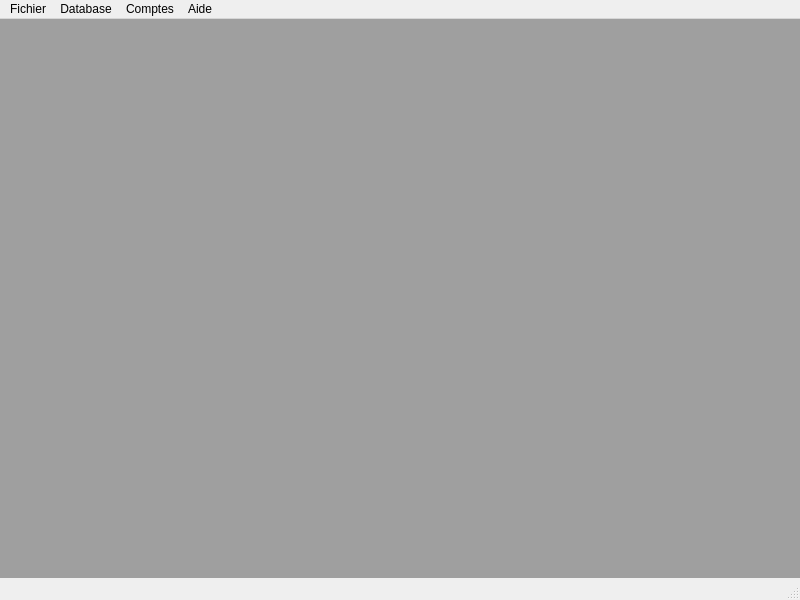
The window that src/mainwindow.ui (KindVador/Accountancy) describes before a commit, drawn with Qt 5.
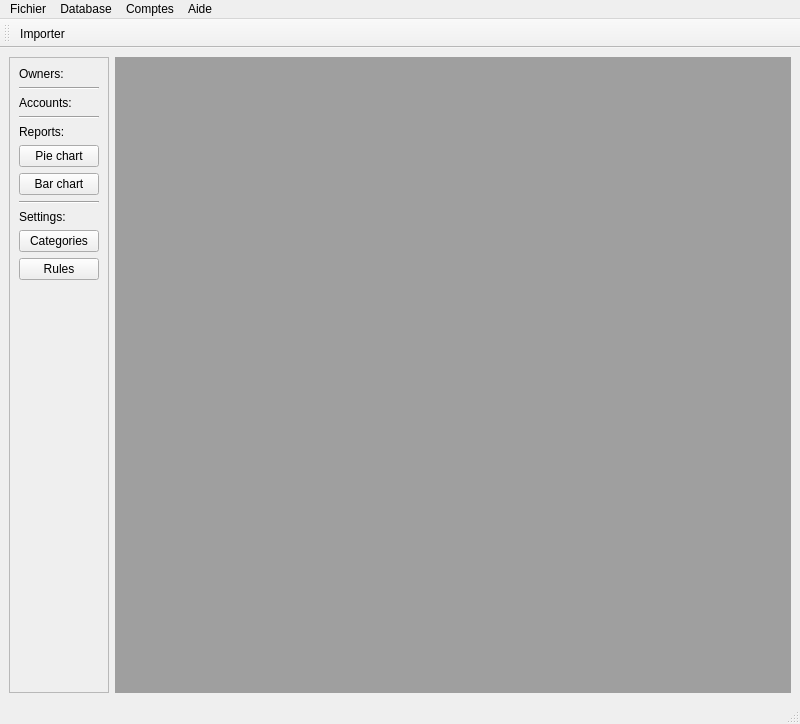
The same window after the commit. Icons and pictures are not drawn.

The edit to the form file:
```diff
--- a/src/mainwindow.ui
+++ b/src/mainwindow.ui
@@ -7,7 +7,7 @@
     <x>0</x>
     <y>0</y>
     <width>800</width>
-    <height>600</height>
+    <height>724</height>
    </rect>
   </property>
   <property name="windowTitle">
@@ -21,18 +21,114 @@
   </property>
   <widget class="QWidget" name="centralwidget">
    <layout class="QHBoxLayout" name="horizontalLayout">
-    <property name="leftMargin">
-     <number>0</number>
-    </property>
-    <property name="topMargin">
-     <number>0</number>
-    </property>
-    <property name="rightMargin">
-     <number>0</number>
-    </property>
-    <property name="bottomMargin">
-     <number>0</number>
-    </property>
+    <item>
+     <widget class="QFrame" name="frame">
+      <property name="frameShape">
+       <enum>QFrame::StyledPanel</enum>
+      </property>
+      <property name="frameShadow">
+       <enum>QFrame::Raised</enum>
+      </property>
+      <layout class="QVBoxLayout" name="verticalLayout">
+       <item>
+        <widget class="QLabel" name="lblOwners">
+         <property name="text">
+          <string>Owners:</string>
+         </property>
+        </widget>
+       </item>
+       <item>
+        <layout class="QVBoxLayout" name="vLayoutOwners"/>
+       </item>
+       <item>
+        <widget class="Line" name="lineOwners">
+         <property name="orientation">
+          <enum>Qt::Horizontal</enum>
+         </property>
+        </widget>
+       </item>
+       <item>
+        <widget class="QLabel" name="lblAccounts">
+         <property name="text">
+          <string>Accounts:</string>
+         </property>
+        </widget>
+       </item>
+       <item>
+        <layout class="QVBoxLayout" name="vLayoutAccounts"/>
+       </item>
+       <item>
+        <widget class="Line" name="lineAccounts">
+         <property name="orientation">
+          <enum>Qt::Horizontal</enum>
+         </property>
+        </widget>
+       </item>
+       <item>
+        <widget class="QLabel" name="lblReports">
+         <property name="text">
+          <string>Reports:</string>
+         </property>
+        </widget>
+       </item>
+       <item>
+        <widget class="QPushButton" name="btnPieChart">
+         <property name="text">
+          <string>Pie chart</string>
+         </property>
+        </widget>
+       </item>
+       <item>
+        <widget class="QPushButton" name="btnBarChart">
+         <property name="text">
+          <string>Bar chart</string>
+         </property>
+        </widget>
+       </item>
+       <item>
+        <widget class="Line" name="lineSettings">
+         <property name="orientation">
+          <enum>Qt::Horizontal</enum>
+         </property>
+        </widget>
+       </item>
+       <item>
+        <widget class="QLabel" name="lblSettings">
+         <property name="text">
+          <string>Settings:</string>
+         </property>
+        </widget>
+       </item>
+       <item>
+        <widget class="QPushButton" name="btnCategories">
+         <property name="text">
+          <string>Categories</string>
+         </property>
+        </widget>
+       </item>
+       <item>
+        <widget class="QPushButton" name="btnRules">
+         <property name="text">
+          <string>Rules</string>
+         </property>
+        </widget>
+       </item>
+       <item>
+        <spacer name="verticalSpacer">
+         <property name="orientation">
+          <enum>Qt::Vertical</enum>
+         </property>
+         <property name="sizeHint" stdset="0">
+          <size>
+           <width>20</width>
+           <height>265</height>
+          </size>
+         </property>
+        </spacer>
+       </item>
+      </layout>
+     </widget>
+    </item>
     <item>
      <widget class="QMdiArea" name="mdiArea">
       <property name="documentMode">
@@ -98,6 +194,18 @@
    <addaction name="menuAide"/>
   </widget>
   <widget class="QStatusBar" name="statusbar"/>
+  <widget class="QToolBar" name="toolBar">
+   <property name="windowTitle">
+    <string>toolBar</string>
+   </property>
+   <attribute name="toolBarArea">
+    <enum>TopToolBarArea</enum>
+   </attribute>
+   <attribute name="toolBarBreak">
+    <bool>false</bool>
+   </attribute>
+   <addaction name="actionImport"/>
+  </widget>
   <action name="actionImport">
    <property name="text">
     <string>Importer...</string>
```
Left out of the diff: 10 changed lines with no effect on the pictures.
